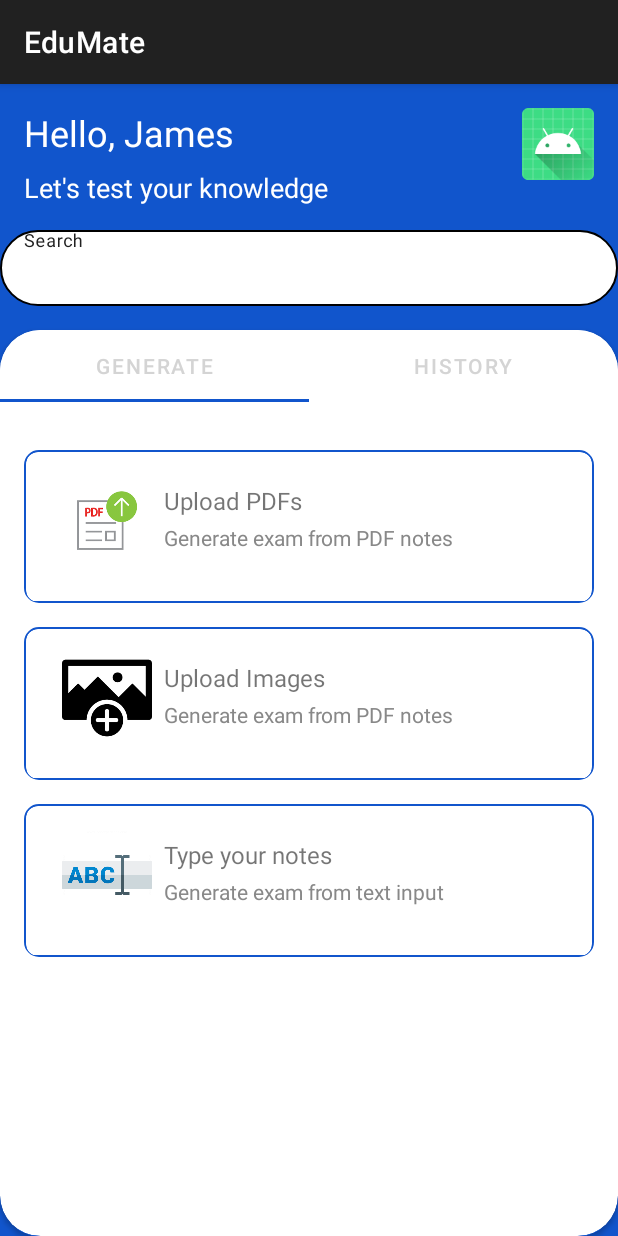
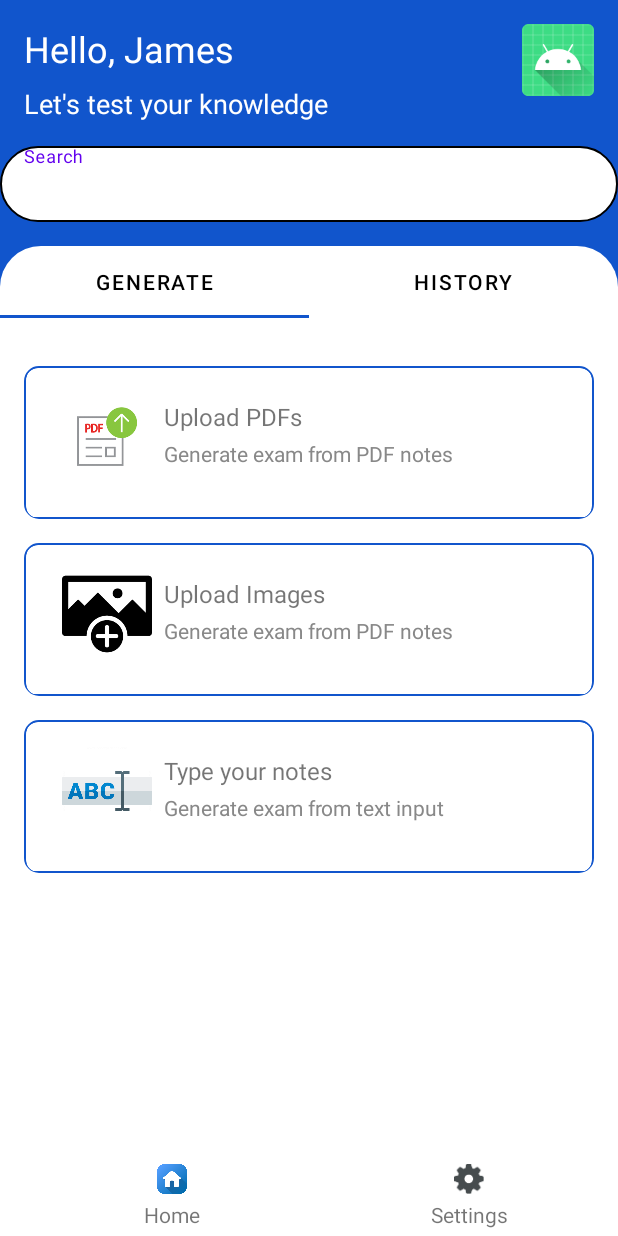
Before and after one commit to EduTeamEduMate/Frontend, an Android app built with Jetpack Compose: the MainScreenActivity screen opened directly, with no data from a screen before it, on a phone screen of 412 x 824 dp. Run offline under Robolectric (Android 15) with nearby library versions, the phone set to English and light mode, and no system bars.

Commit message:
Frontend Victory Smash

```diff
--- a/app/src/main/java/com/example/edumate/views/activitites/AuthenticationActivity.java
+++ b/app/src/main/java/com/example/edumate/views/activitites/AuthenticationActivity.java
@@ -10,6 +10,8 @@ import com.example.edumate.R;
 import com.example.edumate.views.adapters.ViewPagerAdapter;
 import com.example.edumate.views.fragments.SignupTabFragment;
 import com.google.android.material.tabs.TabLayout;
+
+import java.util.Objects;
 
 public class AuthenticationActivity extends AppCompatActivity
         implements SignupTabFragment.OnSignupInteractionListener {
@@ -28,6 +30,8 @@ public class AuthenticationActivity extends AppCompatActivity
     protected void onCreate(Bundle savedInstanceState) {
         super.onCreate(savedInstanceState);
         setContentView(R.layout.authentication_activity);
+
+        Objects.requireNonNull(getSupportActionBar()).hide();
 
         tabLayout = findViewById(R.id.tab_layout);
         viewPager2 = findViewById(R.id.view_pager);
--- a/app/src/main/java/com/example/edumate/views/activitites/OptionsActivity.java
+++ b/app/src/main/java/com/example/edumate/views/activitites/OptionsActivity.java
@@ -33,7 +33,7 @@ public class OptionsActivity extends AppCompatActivity {
         LinearLayout ourTeam = findViewById(R.id.options_our_team);
         ourTeam.setOnClickListener(v -> startActivity(new Intent(this,OurTeam.class)));
 
-        LinearLayout homebtn = findViewById(R.id.options_homebtn);
+        LinearLayout homebtn = findViewById(R.id.goToMainScreen);
         homebtn.setOnClickListener(v -> startActivity(new Intent(this, MainScreenActivity.class)));
 
 
--- a/app/src/main/java/com/example/edumate/views/activitites/mainScreen/MainScreenActivity.java
+++ b/app/src/main/java/com/example/edumate/views/activitites/mainScreen/MainScreenActivity.java
@@ -3,9 +3,13 @@ package com.example.edumate.views.activitites.mainScreen;
 import androidx.appcompat.app.AppCompatActivity;
 import androidx.viewpager2.widget.ViewPager2;
 
+import android.content.Intent;
 import android.os.Bundle;
+import android.view.View;
+import android.widget.LinearLayout;
 
 import com.example.edumate.R;
+import com.example.edumate.views.activitites.OptionsActivity;
 import com.example.edumate.views.adapters.TabsAdapter;
 import com.google.android.material.tabs.TabLayout;
 import com.google.android.material.tabs.TabLayoutMediator;
@@ -23,7 +27,8 @@ public class MainScreenActivity extends AppCompatActivity {
         TabsAdapter tabsAdapter = new TabsAdapter(this);
         viewPager.setAdapter(tabsAdapter);
 
-        // Connect TabLayout with ViewPager2
+
+
         TabLayoutMediator tabLayoutMediator = new TabLayoutMediator(tabLayout, viewPager,
                 (tab, position) -> {
                     switch (position) {
@@ -36,6 +41,17 @@ public class MainScreenActivity extends AppCompatActivity {
                     }
                 });
         tabLayoutMediator.attach();
+
+        LinearLayout goToOptionsScreen = findViewById(R.id.goToOptionsScreen);
+
+        goToOptionsScreen.setOnClickListener(new View.OnClickListener() {
+            @Override
+            public void onClick(View v) {
+                Intent intent = new Intent(MainScreenActivity.this, OptionsActivity.class);
+                startActivity(intent);
+            }
+        });
     }
 
+
 }
--- /dev/null
+++ b/app/src/main/res/drawable/top_rounded_shape.xml
@@ -0,0 +1,11 @@
+<?xml version="1.0" encoding="utf-8"?>
+<shape xmlns:android="http://schemas.android.com/apk/res/android">
+    <solid android:color="@android:color/white" /> <!-- White background color -->
+
+    <!-- Define individual corners -->
+    <corners
+        android:topLeftRadius="27dp"
+        android:topRightRadius="27dp"
+        android:bottomLeftRadius="0dp"
+        android:bottomRightRadius="0dp" />
+</shape>
--- a/app/src/main/res/layout/main_screen_activity.xml
+++ b/app/src/main/res/layout/main_screen_activity.xml
@@ -68,33 +68,32 @@
 
     </com.google.android.material.textfield.TextInputLayout>
 
-    <androidx.cardview.widget.CardView
-        android:id="@+id/containerCardView"
+    <FrameLayout
+        android:id="@+id/containerFrameLayout"
         android:layout_width="0dp"
         android:layout_height="0dp"
-        android:layout_marginStart="0dp"
         android:layout_marginTop="16dp"
-        android:layout_marginEnd="0dp"
-        android:layout_marginBottom="0dp"
-        app:layout_constraintTop_toBottomOf="@id/searchTextInputLayout"
+
+        android:background="@drawable/top_rounded_shape"
+        app:layout_constraintBottom_toTopOf="@+id/btmNavbar"
+        app:layout_constraintEnd_toEndOf="parent"
         app:layout_constraintStart_toStartOf="parent"
-        app:layout_constraintEnd_toEndOf="parent"
-        app:layout_constraintBottom_toBottomOf="parent"
-        app:cardCornerRadius="27dp"
-        app:cardBackgroundColor="@android:color/white">
+        app:layout_constraintTop_toBottomOf="@id/searchTextInputLayout">
 
         <LinearLayout
             android:layout_width="match_parent"
             android:layout_height="match_parent"
             android:orientation="vertical"
+            android:background="@android:color/transparent"
             android:weightSum="1">
 
             <com.google.android.material.tabs.TabLayout
                 android:id="@+id/tabLayout"
                 android:layout_width="match_parent"
                 android:layout_height="wrap_content"
+                android:background="@android:color/transparent"
                 app:tabIndicatorColor="@color/main_color"
-                app:tabTextColor="@color/unselected_answer" />
+                app:tabTextColor="@color/black" />
 
             <androidx.viewpager2.widget.ViewPager2
                 android:id="@+id/viewPager"
@@ -102,7 +101,78 @@
                 android:layout_height="0dp"
                 android:layout_weight="1" />
         </LinearLayout>
-    </androidx.cardview.widget.CardView>
+    </FrameLayout>
+
+    <androidx.coordinatorlayout.widget.CoordinatorLayout
+        android:layout_width="match_parent"
+        android:id="@+id/btmNavbar"
+        app:layout_constraintBottom_toBottomOf="parent"
+        app:layout_constraintEnd_toEndOf="parent"
+        app:layout_constraintStart_toStartOf="parent"
+        android:layout_height="wrap_content">
+
+        <com.google.android.material.bottomappbar.BottomAppBar
+            android:layout_width="match_parent"
+            android:layout_height="60sp"
+            android:layout_gravity="bottom"
+            android:backgroundTint="@color/white">
+
+            <LinearLayout
+                android:layout_width="match_parent"
+                android:layout_height="wrap_content"
+                android:orientation="horizontal">
+
+                <LinearLayout
+                    android:layout_width="0sp"
+                    android:layout_height="match_parent"
+                    android:layout_weight="0.25"
+                    android:orientation="vertical">
+
+                    <ImageView
+                        android:id="@+id/imageView122"
+                        android:layout_width="20sp"
+                        android:layout_height="20sp"
+                        android:layout_gravity="center"
+                        android:layout_marginTop="8sp"
+                        app:srcCompat="@drawable/home" />
+
+                    <TextView
+                        android:id="@+id/textView1222"
+                        android:layout_width="match_parent"
+                        android:layout_height="wrap_content"
+                        android:layout_marginTop="4sp"
+                        android:text="Home"
+                        android:textAlignment="center" />
+                </LinearLayout>
 
 
+                <LinearLayout
+                    android:id="@+id/goToOptionsScreen"
+                    android:layout_width="0sp"
+                    android:layout_height="match_parent"
+                    android:layout_weight="0.25"
+                    android:orientation="vertical">
+
+                    <ImageView
+                        android:id="@+id/imageView1256"
+                        android:layout_width="20sp"
+                        android:layout_height="20sp"
+                        android:layout_gravity="center"
+                        android:layout_marginTop="8sp"
+                        app:srcCompat="@drawable/bottom_btn4" />
+
+                    <TextView
+                        android:id="@+id/textView1267"
+                        android:layout_width="match_parent"
+                        android:layout_height="wrap_content"
+                        android:layout_marginTop="4sp"
+                        android:text="Settings"
+                        android:textAlignment="center" />
+                </LinearLayout>
+            </LinearLayout>
+        </com.google.android.material.bottomappbar.BottomAppBar>
+
+
+    </androidx.coordinatorlayout.widget.CoordinatorLayout>
+
 </androidx.constraintlayout.widget.ConstraintLayout>
--- a/app/src/main/res/values-night/themes.xml
+++ b/app/src/main/res/values-night/themes.xml
@@ -1,6 +1,6 @@
 <resources xmlns:tools="http://schemas.android.com/tools">
     <!-- Base application theme. -->
-    <style name="Theme.EduMate" parent="Theme.MaterialComponents.DayNight.DarkActionBar">
+    <style name="Theme.EduMate" parent="Theme.MaterialComponents.DayNight.NoActionBar">
         <!-- Primary brand color. -->
 <!--        <item name="colorPrimary">@color/purple_200</item>-->
 <!--        <item name="colorPrimaryVariant">@color/purple_700</item>-->
@@ -11,6 +11,10 @@
 <!--        <item name="colorOnSecondary">@color/black</item>-->
         <!-- Status bar color. -->
         <item name="android:statusBarColor" tools:targetApi="l">?attr/colorPrimaryVariant</item>
+        <item name="colorPrimary">@color/main_color</item>
+        <item name="colorPrimaryDark">@color/main_color</item>
+        <!-- Accent color used for things like buttons and text selection -->
+        <item name="colorAccent">@color/black</item>
         <!-- Customize your theme here. -->
     </style>
 </resources>
--- a/app/src/main/res/values/themes.xml
+++ b/app/src/main/res/values/themes.xml
@@ -1,6 +1,6 @@
 <resources xmlns:tools="http://schemas.android.com/tools">
     <!-- Base application theme. -->
-    <style name="Theme.EduMate" parent="Theme.MaterialComponents.DayNight.DarkActionBar">
+    <style name="Theme.EduMate" parent="Theme.MaterialComponents.DayNight.NoActionBar">
         <!-- Primary brand color. -->
 <!--        <item name="colorPrimary">@color/purple_500</item>-->
 <!--        <item name="colorPrimaryVariant">@color/purple_700</item>-->
```
Also changed, not shown: app/src/main/java/com/example/edumate/views/activitites/quizActivities/ResultsActivity.java (+13 -0 lines), app/src/main/res/layout/options_activity.xml (+7 -30 lines), app/src/main/res/layout/questions_activity.xml (+18 -13 lines), app/src/main/res/layout/quiz_activity.xml (+4 -5 lines), 1 other file.
